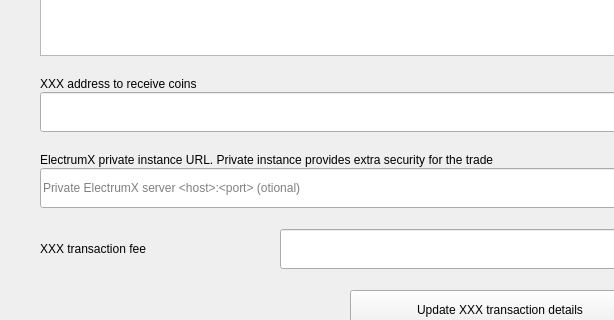
0xkobe/mwc-wallet, file windows_desktop/s_editswap_w.ui: the form before one commit; both pictures show x 0 to 614 and y 272 to 592 of the 999 by 730 pixel window.
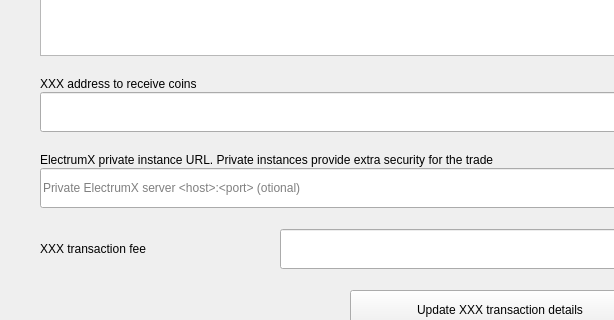
The form after the commit. Custom widgets are drawn as their Qt base class.

```diff
--- a/windows_desktop/s_editswap_w.ui
+++ b/windows_desktop/s_editswap_w.ui
@@ -176,7 +176,7 @@
       </size>
      </property>
      <property name="text">
-      <string>ElectrumX private instance URL. Private instance provides extra security for the trade</string>
+      <string>ElectrumX private instance URL. Private instances provide extra security for the trade</string>
      </property>
     </widget>
    </item>
```
